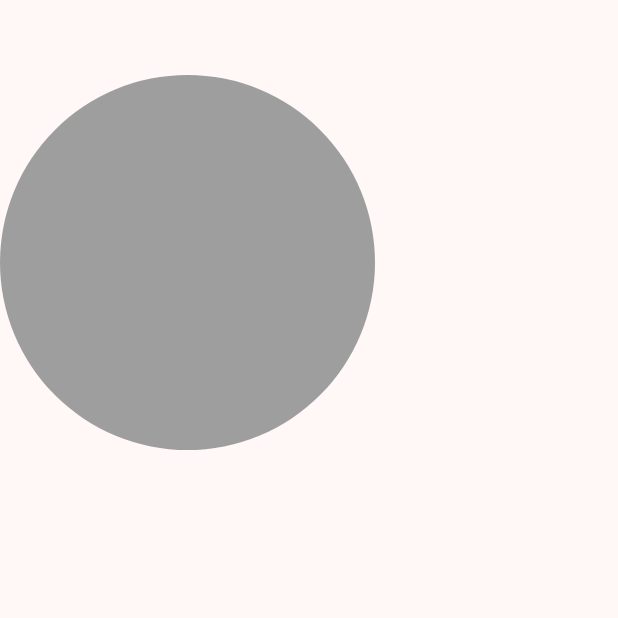
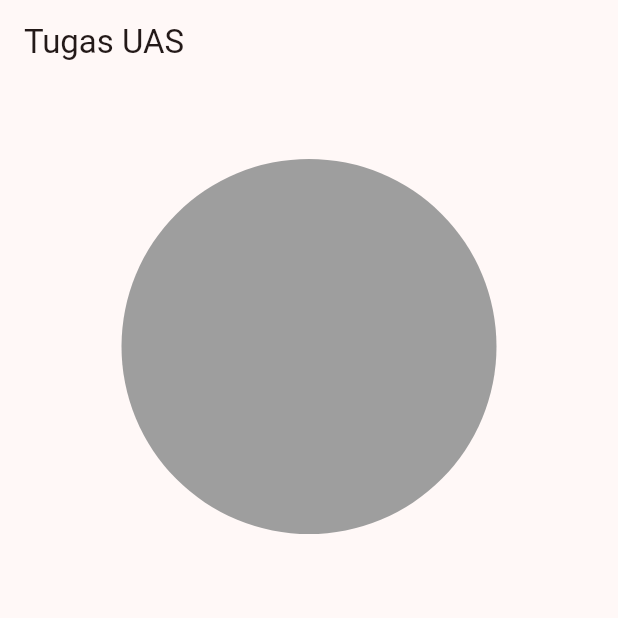
Before and after one commit to asis92/proyek-app-Kelompok_KS, a Flutter app: the screen it shows after launch, on a phone screen of 412 x 824 dp, the top half of it. Run offline on Flutter 3.47's test engine with Material 3 defaults, Android fonts, the phone set to English and light mode, and no system bars; our stand-ins replace firebase_core; accounts and stored records are empty.

Commit message:
UAS Grafica jati Sugiyarto Step 4

```diff
--- a/aplikasi_tor_tor/lib/screen/splashscreen2.dart
+++ b/aplikasi_tor_tor/lib/screen/splashscreen2.dart
@@ -6,7 +6,11 @@ class MySplashScreenUAS extends StatelessWidget {
   @override
   Widget build(BuildContext context) {
     return Scaffold(
-      body: Column(
+      appBar: AppBar(
+        title: const Text("Tugas UAS"),
+      ),
+      body: Center(
+        child: Column(
           children: [
             SizedBox(height: 50),
             Container(
@@ -15,10 +19,12 @@ class MySplashScreenUAS extends StatelessWidget {
               decoration: BoxDecoration(
                 shape: BoxShape.circle,
                 color: Colors.grey,
+
               ),
             )
           ],
         ),
+      ),
     );
   }
 }
--- a/aplikasi_tor_tor/pubspec.yaml
+++ b/aplikasi_tor_tor/pubspec.yaml
@@ -69,6 +69,7 @@ flutter:
     - assets/images/hotel3.jpg
     - assets/images/hotel4.jpg
     - assets/images/wisata_jogya.jpg
+    - assets/images/grafica01.png
   # To add assets to your application, add an assets section, like this:
   # assets:
   #   - images/a_dot_burr.jpeg
```
Also changed, not shown: aplikasi_tor_tor/assets/images/grafica01.png (added). Lines whose indentation alone changed are shown as unchanged.
